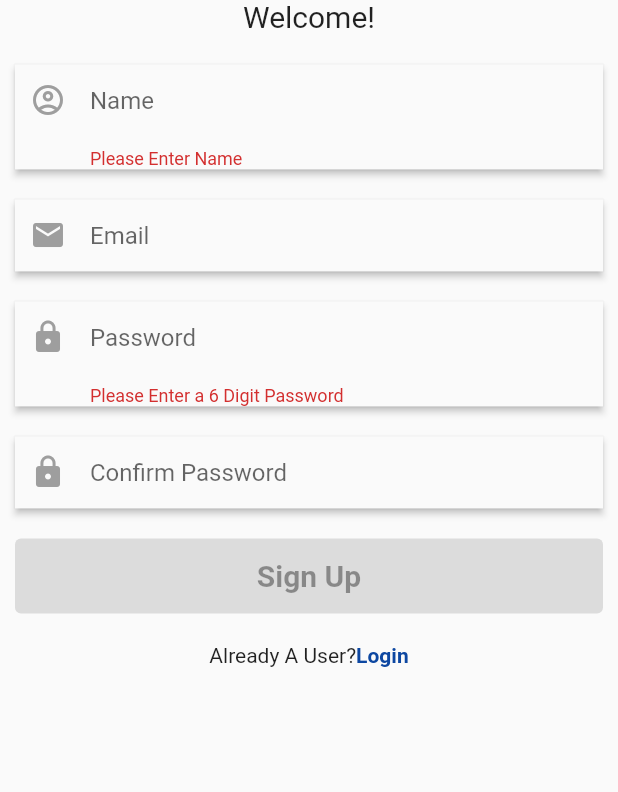
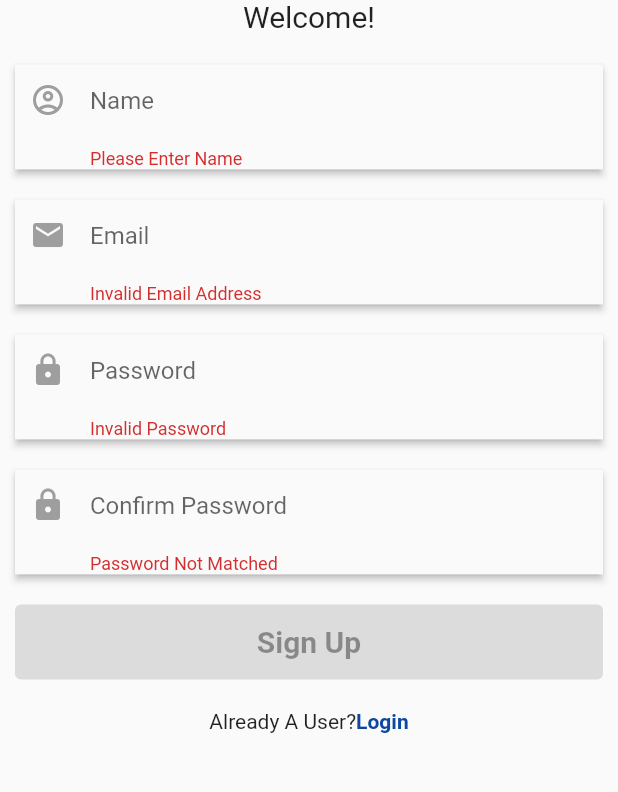
Before and after one commit to RafidKhan/flutter_firebase, a Flutter app: the SignUp screen opened directly, after a tap on "Sign Up", on a phone screen of 412 x 824 dp, the part 312-1104 px from its top. Run offline on Flutter 3.47's test engine with Material 2 defaults, Android fonts, the phone set to English and light mode, and no system bars; our stand-ins replace animated_text_kit, cloud_firestore, firebase_auth; accounts and stored records are empty; network calls fail.

```diff
--- a/lib/pages/sign_up_screen.dart
+++ b/lib/pages/sign_up_screen.dart
@@ -107,7 +107,7 @@ class _SignUpState extends State<SignUp> {
                           hintText: 'Email'),
                       keyboardType: TextInputType.emailAddress,
                       validator: (value) {
-                        if (value.isNotEmpty && !value.contains('@')) {
+                        if (value.isEmpty && !value.contains('@')) {
                           return 'Invalid Email Address';
                         } else {
                           return null;
@@ -135,10 +135,8 @@ class _SignUpState extends State<SignUp> {
                           ),
                           hintText: 'Password'),
                       validator: (value) {
-                        if (value.length < 6) {
-                          return 'Please Enter a 6 Digit Password';
-                        } else if (value.isEmpty) {
-                          return null;
+                        if (value.isEmpty || value.length < 6) {
+                          return 'Invalid Password';
                         } else {
                           return null;
                         }
@@ -164,9 +162,8 @@ class _SignUpState extends State<SignUp> {
                           ),
                           hintText: 'Confirm Password'),
                       validator: (value) {
-                        if (value.isEmpty &&
-                            value != _passwordController.text.trim()) {
-                          return 'Please Not Matched';
+                        if (value.isEmpty || value != _passwordController.text.trim()) {
+                          return 'Password Not Matched';
                         } else {
                           return null;
                         }
```
Also changed, not shown: lib/models/authentication.dart (+9 -2 lines), lib/pages/home_page_screen.dart (+123 -21 lines), lib/pages/user_profile_screen.dart (+15 -4 lines).
